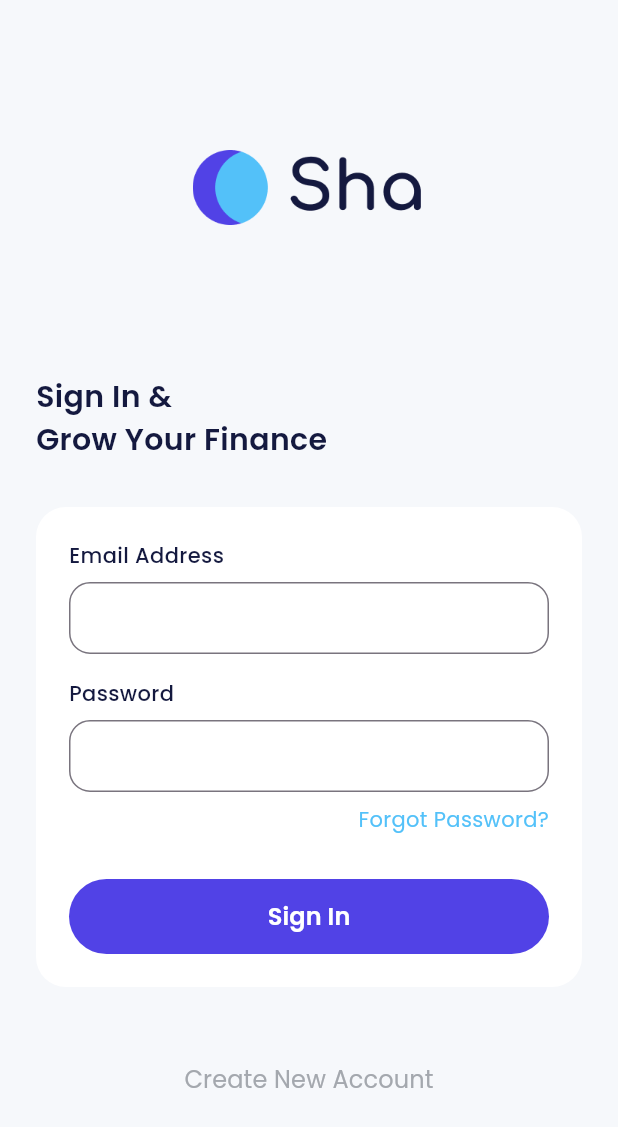
After one commit to DimassRfyy/SHA-EwalletApp, a Flutter app: the SignInPage screen opened directly, on a phone screen of 412 x 824 dp. The commit adds this screen. Shown: the top 1127 px of the screen. Run offline on Flutter 3.47's test engine with Material 3 defaults, Android fonts, the phone set to English and light mode, and no system bars; our stand-ins replace carousel_slider, google_fonts.

Commit message:
Add SignInPage and navigation from OnboardingPage

```diff
--- a/lib/ui/pages/onboarding_page.dart
+++ b/lib/ui/pages/onboarding_page.dart
@@ -1,6 +1,7 @@
 import 'package:carousel_slider/carousel_slider.dart';
 import 'package:flutter/material.dart';
 import 'package:flutter_sha/shared/theme.dart';
+import 'package:flutter_sha/ui/pages/sign_in_page.dart';
 
 class OnboardingPage extends StatefulWidget {
   const OnboardingPage({super.key});
@@ -110,7 +111,14 @@ class _OnboardingPageState extends State<OnboardingPage> {
                               style: TextButton.styleFrom(
                                 padding: EdgeInsets.zero,
                               ),
-                              onPressed: () {},
+                              onPressed: () {
+                                Navigator.push(
+                                  context,
+                                  MaterialPageRoute(
+                                    builder: (context) => const SignInPage(),
+                                  ),
+                                );
+                              },
                               child: Text(
                                 'Sign In',
                                 style: grayTextStyle.copyWith(
--- /dev/null
+++ b/lib/ui/pages/sign_in_page.dart
@@ -0,0 +1,139 @@
+import 'package:flutter/material.dart';
+import 'package:flutter_sha/shared/theme.dart';
+
+class SignInPage extends StatelessWidget {
+  const SignInPage({super.key});
+
+  @override
+  Widget build(BuildContext context) {
+    return Scaffold(
+      backgroundColor: lightBackgroundColor,
+      body: ListView(
+        padding: const EdgeInsets.symmetric(horizontal: 24),
+        children: [
+          Container(
+            width: 155,
+            height: 50,
+            margin: const EdgeInsets.only(top: 100, bottom: 100),
+            decoration: const BoxDecoration(
+              image: DecorationImage(
+                image: AssetImage('assets/img_logo_light.png'),
+              ),
+            ),
+          ),
+          Text(
+            'Sign In &\nGrow Your Finance',
+            style: blackTextStyle.copyWith(fontSize: 20, fontWeight: semiBold),
+          ),
+          const SizedBox(height: 30),
+          Container(
+            padding: const EdgeInsets.all(22),
+            decoration: BoxDecoration(
+              borderRadius: BorderRadius.circular(20),
+              color: whiteColor,
+            ),
+            child: Column(
+              crossAxisAlignment: CrossAxisAlignment.start,
+              children: [
+                // Email Input
+                Column(
+                  crossAxisAlignment: CrossAxisAlignment.start,
+                  children: [
+                    Text(
+                      'Email Address',
+                      style: blackTextStyle.copyWith(
+                        fontSize: 14,
+                        fontWeight: medium,
+                      ),
+                    ),
+                    const SizedBox(height: 8),
+                    TextFormField(
+                      decoration: InputDecoration(
+                        border: OutlineInputBorder(
+                          borderRadius: BorderRadius.circular(14),
+                        ),
+                        contentPadding: const EdgeInsets.all(12),
+                      ),
+                    ),
+                  ],
+                ),
+                const SizedBox(height: 16),
+                // Password Input
+                Column(
+                  crossAxisAlignment: CrossAxisAlignment.start,
+                  children: [
+                    Text(
+                      'Password',
+                      style: blackTextStyle.copyWith(
+                        fontSize: 14,
+                        fontWeight: medium,
+                      ),
+                    ),
+                    const SizedBox(height: 8),
+                    TextFormField(
+                      obscureText: true,
+                      decoration: InputDecoration(
+                        border: OutlineInputBorder(
+                          borderRadius: BorderRadius.circular(14),
+                        ),
+                        contentPadding: const EdgeInsets.all(12),
+                      ),
+                    ),
+                    const SizedBox(height: 8),
+                    Align(
+                      alignment: Alignment.centerRight,
+                      child: Text(
+                        'Forgot Password?',
+                        style: blueTextStyle.copyWith(
+                          fontSize: 14,
+                          fontWeight: regular,
+                        ),
+                      ),
+                    ),
+                    const SizedBox(height: 30),
+                    SizedBox(
+                      width: double.infinity,
+                      height: 50,
+                      child: TextButton(
+                        style: TextButton.styleFrom(
+                          backgroundColor: purpleColor,
+                          shape: RoundedRectangleBorder(
+                            borderRadius: BorderRadius.circular(56),
+                          ),
+                        ),
+                        onPressed: () {},
+                        child: Text(
+                          'Sign In',
+                          style: whiteTextStyle.copyWith(
+                            fontSize: 16,
+                            fontWeight: semiBold,
+                          ),
+                        ),
+                      ),
+                    ),
+                  ],
+                ),
+              ],
+            ),
+          ),
+          const SizedBox(height: 50),
+          SizedBox(
+            width: double.infinity,
+            height: 24,
+            child: TextButton(
+              style: TextButton.styleFrom(padding: EdgeInsets.zero),
+              onPressed: () {},
+              child: Text(
+                'Create New Account',
+                style: grayTextStyle.copyWith(
+                  fontSize: 16,
+                  fontWeight: regular,
+                ),
+              ),
+            ),
+          ),
+        ],
+      ),
+    );
+  }
+}
```
